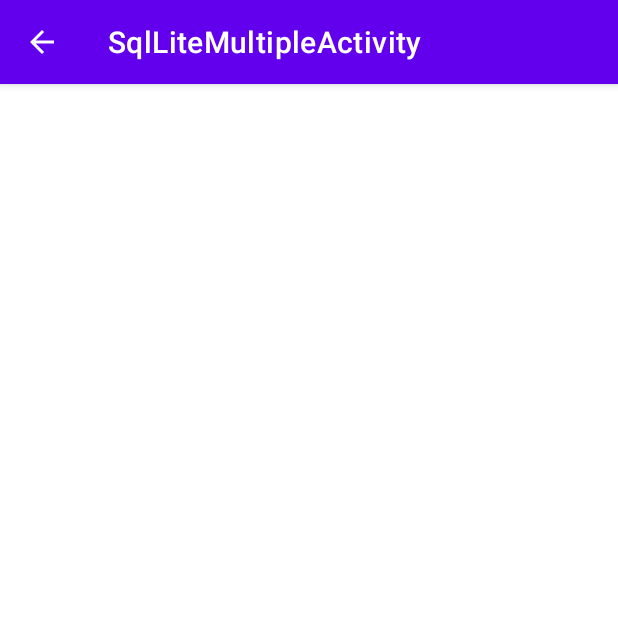
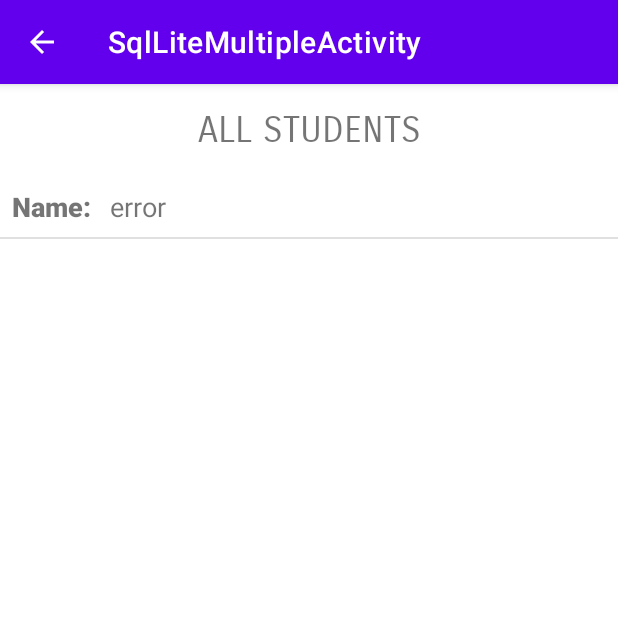
Before and after one commit to NSU-SP21-CSE486-1/1632858-SP21-CSE486-S01, an Android app: the ThirdActivity screen opened directly, with no data from a screen before it, on a phone screen of 412 x 824 dp, the top half of it. Run offline under Robolectric (Android 15) with nearby library versions, the phone set to English and light mode, and no system bars.

Commit message:
Practice #35: RecyclerView shows the list of students

```diff
--- a/Practice/Practice003/SqlLiteMultipleActivity/app/src/main/java/com/example/sqllitemultipleactivity/DatabaseHelper.java
+++ b/Practice/Practice003/SqlLiteMultipleActivity/app/src/main/java/com/example/sqllitemultipleactivity/DatabaseHelper.java
@@ -66,8 +66,13 @@ public class DatabaseHelper extends SQLiteOpenHelper {
 
         if(cursor.moveToFirst()){
             do{
-                String studentName = cursor.getString(2);
-                StudentModel newStudent = new StudentModel(studentName);
+                int id = cursor.getInt(0);
+                String studentName = cursor.getString(1);
+                String studentAddress = cursor.getString(2);
+                String studentGender = cursor.getString(3);
+                int studentNumber = cursor.getInt(4);
+                String date_of_birth = cursor.getString(5);
+                StudentModel newStudent = new StudentModel(id, studentName, studentAddress, studentGender, studentNumber, date_of_birth);
                 returnList.add(newStudent);
             }while(cursor.moveToNext());
         }
--- /dev/null
+++ b/Practice/Practice003/SqlLiteMultipleActivity/app/src/main/java/com/example/sqllitemultipleactivity/RecyclerViewAdapter.java
@@ -0,0 +1,50 @@
+package com.example.sqllitemultipleactivity;
+
+import android.content.Context;
+import android.view.LayoutInflater;
+import android.view.View;
+import android.view.ViewGroup;
+import android.widget.TextView;
+
+import androidx.annotation.NonNull;
+import androidx.recyclerview.widget.RecyclerView;
+
+import java.util.List;
+
+public class RecyclerViewAdapter extends RecyclerView.Adapter<RecyclerViewAdapter.MyViewHolder> {
+    List<StudentModel> getNames;
+    Context context;
+
+    public RecyclerViewAdapter(List<StudentModel> getNames, Context context) {
+        this.getNames = getNames;
+        this.context = context;
+    }
+
+    @NonNull
+    @Override
+    public MyViewHolder onCreateViewHolder(@NonNull ViewGroup parent, int viewType) {
+        View view = LayoutInflater.from(parent.getContext()).inflate(R.layout.single_row, parent, false);
+        MyViewHolder holder = new MyViewHolder(view);
+
+        return holder;
+    }
+
+    @Override
+    public void onBindViewHolder(@NonNull MyViewHolder holder, int position) {
+        holder.mName.setText(getNames.get(position).getName());
+    }
+
+    @Override
+    public int getItemCount() {
+        return getNames.size();
+    }
+
+    public class MyViewHolder extends RecyclerView.ViewHolder {
+        TextView mName;
+
+        public MyViewHolder(@NonNull View itemView) {
+            super(itemView);
+            mName = itemView.findViewById(R.id.show_name);
+        }
+    }
+}
--- a/Practice/Practice003/SqlLiteMultipleActivity/app/src/main/java/com/example/sqllitemultipleactivity/SecondActivity.java
+++ b/Practice/Practice003/SqlLiteMultipleActivity/app/src/main/java/com/example/sqllitemultipleactivity/SecondActivity.java
@@ -47,15 +47,18 @@ public class SecondActivity extends AppCompatActivity {
         StudentModel studentModel;
         try{
             studentModel = new StudentModel(-1, mName, mAddress ,mgenderList.getText().toString(),Integer.parseInt(mNumber.getText().toString()),mDate.getText().toString());
-            Toast.makeText(SecondActivity.this, studentModel.toString(), Toast.LENGTH_LONG).show();
+//            Toast.makeText(SecondActivity.this, studentModel.toString(), Toast.LENGTH_LONG).show();
 
         }
         catch (Exception e){
             studentModel = new StudentModel( -1,"error","Error","Error",0,"Error");
-            Toast.makeText(SecondActivity.this, "Error", Toast.LENGTH_SHORT).show();
+//            Toast.makeText(SecondActivity.this, "Error", Toast.LENGTH_SHORT).show();
         }
 
         DatabaseHelper databaseHelper = new DatabaseHelper(SecondActivity.this);
         databaseHelper.addStudent(studentModel);
+
+        Intent intent = new Intent(this, MainActivity.class);
+        startActivity(intent);
     }
 }
--- a/Practice/Practice003/SqlLiteMultipleActivity/app/src/main/java/com/example/sqllitemultipleactivity/ThirdActivity.java
+++ b/Practice/Practice003/SqlLiteMultipleActivity/app/src/main/java/com/example/sqllitemultipleactivity/ThirdActivity.java
@@ -11,22 +11,26 @@ import android.widget.ListView;
 import java.util.List;
 
 public class ThirdActivity extends AppCompatActivity {
-    RecyclerView mListviewer;
-    ArrayAdapter<StudentModel> Adapter;
+    private RecyclerView mListviewer;
+    private RecyclerView.Adapter mAdapter;
+    private RecyclerView.LayoutManager mLayoutmanager;
+
     @Override
     protected void onCreate(Bundle savedInstanceState) {
         super.onCreate(savedInstanceState);
         setContentView(R.layout.activity_third);
 
         mListviewer = findViewById(R.id.viewAllStudents);
-        mListviewer.setLayoutManager(new LinearLayoutManager(this));
+        mListviewer.setHasFixedSize(true);
+        mLayoutmanager = new LinearLayoutManager(this);
+        mListviewer.setLayoutManager(mLayoutmanager);
 
 
         DatabaseHelper databaseHelper = new DatabaseHelper(ThirdActivity.this);
         List<StudentModel> getNames = databaseHelper.getAllNames();
 
+        mAdapter = new RecyclerViewAdapter(getNames, ThirdActivity.this);
+        mListviewer.setAdapter(mAdapter);
 
-        Adapter = new ArrayAdapter<StudentModel>(ThirdActivity.this, android.R.layout.simple_list_item_1, getNames);
-        mListviewer.setAdapter(Adapter);
     }
 }
--- a/Practice/Practice003/SqlLiteMultipleActivity/app/src/main/res/layout/activity_third.xml
+++ b/Practice/Practice003/SqlLiteMultipleActivity/app/src/main/res/layout/activity_third.xml
@@ -6,12 +6,27 @@
     android:layout_height="match_parent"
     tools:context=".ThirdActivity">
 
+    <TextView
+        android:id="@+id/Title"
+        android:layout_width="wrap_content"
+        android:layout_height="wrap_content"
+        android:layout_marginTop="16dp"
+        android:fontFamily="sans-serif-smallcaps"
+        android:text="All Students"
+        android:textAllCaps="true"
+        android:textSize="24sp"
+        app:layout_constraintEnd_toEndOf="parent"
+        app:layout_constraintStart_toStartOf="parent"
+        app:layout_constraintTop_toTopOf="parent" />
+
     <androidx.recyclerview.widget.RecyclerView
         android:id="@+id/viewAllStudents"
         android:layout_width="0dp"
         android:layout_height="0dp"
+        android:layout_marginTop="16dp"
         app:layout_constraintBottom_toBottomOf="parent"
         app:layout_constraintEnd_toEndOf="parent"
         app:layout_constraintStart_toStartOf="parent"
-        app:layout_constraintTop_toTopOf="parent" />
+        app:layout_constraintTop_toBottomOf="@+id/Title" />
+
 </androidx.constraintlayout.widget.ConstraintLayout>
--- a/Practice/Practice003/SqlLiteMultipleActivity/app/src/main/res/layout/single_row.xml
+++ b/Practice/Practice003/SqlLiteMultipleActivity/app/src/main/res/layout/single_row.xml
@@ -1,6 +1,42 @@
 <?xml version="1.0" encoding="utf-8"?>
-<androidx.constraintlayout.widget.ConstraintLayout
-    xmlns:android="http://schemas.android.com/apk/res/android" android:layout_width="match_parent"
-    android:layout_height="match_parent">
+<androidx.constraintlayout.widget.ConstraintLayout xmlns:android="http://schemas.android.com/apk/res/android"
+    xmlns:app="http://schemas.android.com/apk/res-auto"
+    xmlns:tools="http://schemas.android.com/tools"
+    android:layout_width="match_parent"
+    android:layout_height="wrap_content">
 
+    <TextView
+        android:id="@+id/show_name_title"
+        android:layout_width="wrap_content"
+        android:layout_height="wrap_content"
+        android:layout_marginStart="8dp"
+        android:layout_marginTop="8dp"
+        android:fontFamily="sans-serif-black"
+        android:text="Name: "
+        android:textSize="18sp"
+        android:textStyle="bold"
+        app:layout_constraintStart_toStartOf="parent"
+        app:layout_constraintTop_toTopOf="parent" />
+
+    <TextView
+        android:id="@+id/show_name"
+        android:layout_width="0dp"
+        android:layout_height="wrap_content"
+        android:layout_marginStart="8dp"
+        android:layout_marginTop="8dp"
+        android:layout_marginEnd="8dp"
+        android:text="TextView"
+        android:textSize="18sp"
+        app:layout_constraintEnd_toEndOf="parent"
+        app:layout_constraintStart_toEndOf="@+id/show_name_title"
+        app:layout_constraintTop_toTopOf="parent" />
+
+    <View
+        android:id="@+id/divider"
+        android:layout_width="match_parent"
+        android:layout_height="1dp"
+        android:layout_marginTop="8dp"
+        android:background="?android:attr/listDivider"
+        app:layout_constraintTop_toBottomOf="@+id/show_name"
+        tools:layout_editor_absoluteX="2dp" />
 </androidx.constraintlayout.widget.ConstraintLayout>
```
